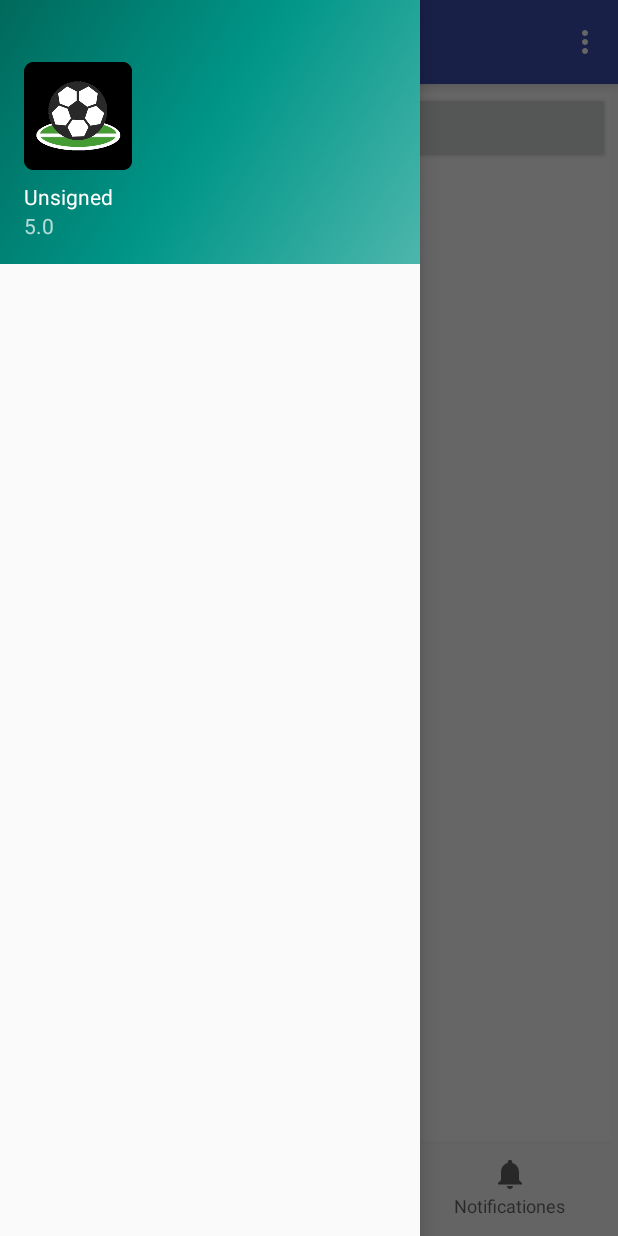
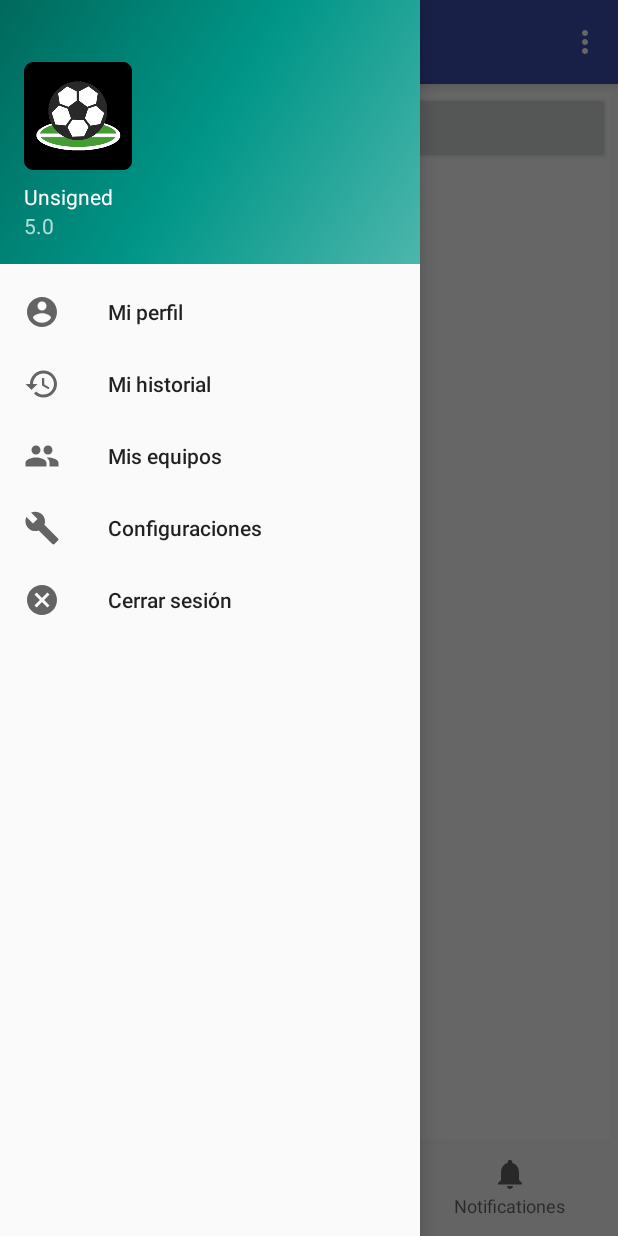
Before and after one commit to thejudge1308/CanchApp, an Android app: the HomeActivity screen opened directly, with no data from a screen before it, with the side drawer open, on a phone screen of 412 x 824 dp. Run offline under Robolectric (Android 15) with nearby library versions, the phone set to English and light mode, and no system bars; our stand-ins replace Firebase (no records; nobody signed in at launch, a user with empty details on screens opened directly).

Commit message:
Fix
Drawe Menu

```diff
--- a/UsuarioCanchas/app/src/main/res/menu/activity_home_drawer.xml
+++ b/UsuarioCanchas/app/src/main/res/menu/activity_home_drawer.xml
@@ -27,29 +27,4 @@
             />
     </group>
 
-    <item android:title="Mas">
-        <menu>
-            <item
-                android:id="@+id/nav_share"
-                android:icon="@drawable/ic_menu_share"
-                android:title="Compartir aplicación" />
-            <item
-                android:id="@+id/nav_send"
-                android:icon="@drawable/ic_menu_send"
-                android:title="Enviar invitación" />
-        </menu>
-    </item>
-            android:id="@+id/nav_share"
-            android:icon="@drawable/ic_menu_share"
-            android:title="Compartir aplicación" />
-        <item
-            android:id="@+id/nav_send"
-            android:icon="@drawable/ic_menu_send"
-            android:title="Enviar invitación" />
-        <item
-            android:id="@+id/nav_quicksesion"
-            android:icon="@drawable/ic_power_settings_new_black_24dp"
-            android:title="Cerrar sesión" />
-    </group>
-
 </menu>
```
